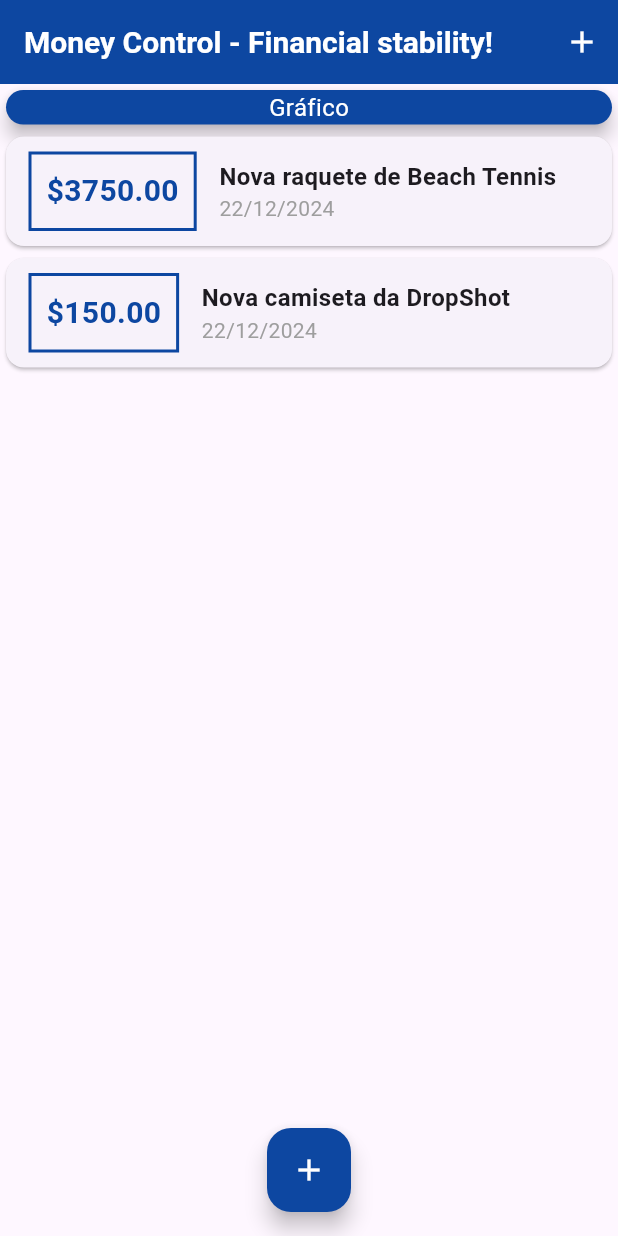
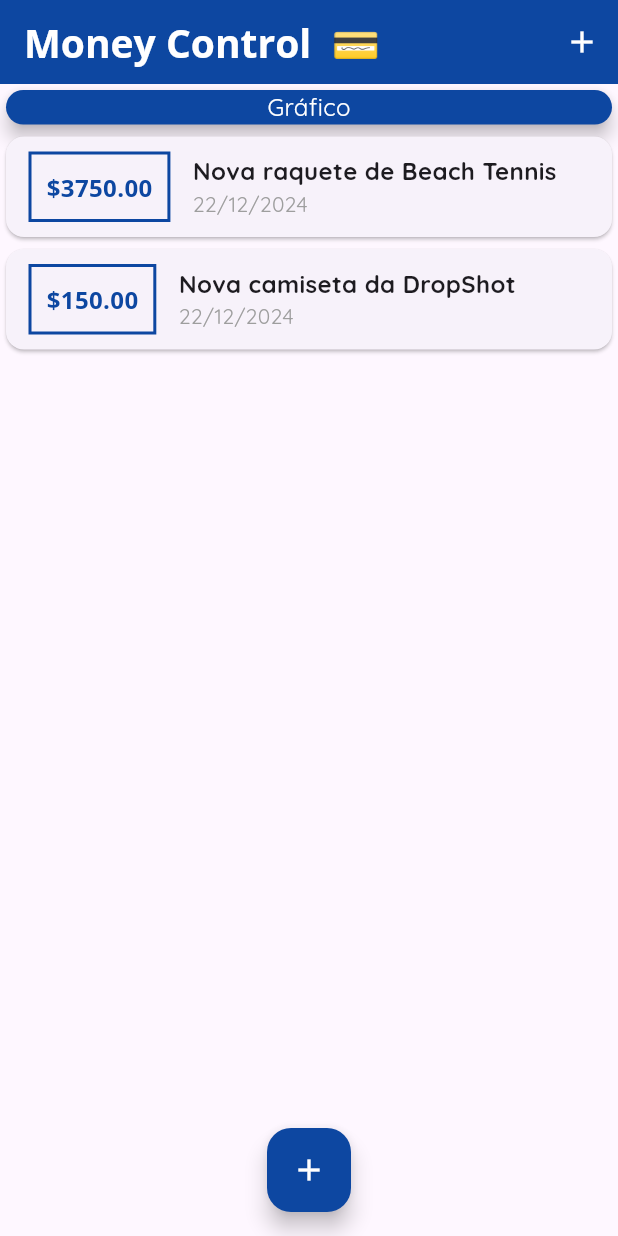
Before and after one commit to ottaviolucrii/moneyControl, a Flutter app: the screen it shows after launch, on a phone screen of 412 x 824 dp. Run offline on Flutter 3.47's test engine with Material 3 defaults, Android fonts, the phone set to English and light mode, and no system bars.

Commit message:
Adicionando wainting, Fonts, e ainda ajustant na tela

```diff
--- a/lib/components/trasactions_list.dart
+++ b/lib/components/trasactions_list.dart
@@ -11,7 +11,29 @@ class TransactionList extends StatelessWidget {
   Widget build(BuildContext context) {
     return Container(
       height: 450,
-      child: ListView(
+      child: transactions.isEmpty
+          ? Column(
+              children: <Widget>[
+                SizedBox(height: 40),
+                Text(
+                  'Nenhuma transação cadastrada!',
+                  style: TextStyle(
+                    fontFamily: 'OpenSans',
+                    fontSize: 16,
+                    fontWeight: FontWeight.bold,
+                  ),
+                ),
+                SizedBox(height: 60),
+                Container(
+                  height: 250,
+                  child: Image.asset(
+                    'assets/images/waiting.png',
+                    fit: BoxFit.cover,
+                  ),
+                ),
+              ],
+            )
+          : ListView(
               children: transactions.map((tr) {
                 return Card(
                   child: Row(
@@ -31,8 +53,9 @@ class TransactionList extends StatelessWidget {
                         child: Text(
                           '\$${tr.value.toStringAsFixed(2)}',
                           style: TextStyle(
+                            fontFamily: 'OpenSans',
                             fontWeight: FontWeight.bold,
-                      fontSize: 20,
+                            fontSize: 16,
                             color: Theme.of(context).primaryColorDark,
                           ),
                         ),
--- a/lib/main.dart
+++ b/lib/main.dart
@@ -14,11 +14,21 @@ class MoneyControlApp extends StatelessWidget {
   @override
   Widget build(BuildContext context) {
     return MaterialApp(
-      home: HomePage(),
       theme: ThemeData(
         primaryColorDark: Colors.blue[900],
-      ),
-    );
+        fontFamily: 'Quicksand',
+        appBarTheme: AppBarTheme(
+          titleTextStyle:
+              TextStyle(
+              fontFamily: 'OpenSans',
+              fontSize: 20,
+              fontWeight: FontWeight.bold,
+              color: Colors.white,
+            ),
+          ),
+        ),
+        home: HomePage(),
+      );
   }
 }
 
@@ -41,6 +51,7 @@ class _HomePageState extends State<HomePage> {
       value: 150.00,
       date: DateTime.now(),
     ),
+
   ];
 
   _openTransactionFormModal(BuildContext context) {
@@ -71,9 +82,10 @@ class _HomePageState extends State<HomePage> {
   Widget build(BuildContext context) {
     return Scaffold(
       appBar: AppBar(
-        title: Text('Money Control - Financial stability!'),
+        title: Text('Money Control  💳'),
         titleTextStyle: TextStyle(
-          fontSize: 20,
+          fontFamily: 'OpenSans',
+          fontSize: 26,
           fontWeight: FontWeight.bold,
           color: Colors.white,
         ),
```
Also changed, not shown: pubspec.yaml (+14 -13 lines), assets/fonts/OpenSans-Bold.ttf (added), assets/fonts/OpenSans-Regular.ttf (added), assets/fonts/Quicksand-Bold.ttf (added), assets/fonts/Quicksand-Light.ttf (added), assets/fonts/Quicksand-Medium.ttf (added), assets/fonts/Quicksand-Regular.ttf (added), assets/images/waiting.png (added). Lines whose indentation alone changed are shown as unchanged.
